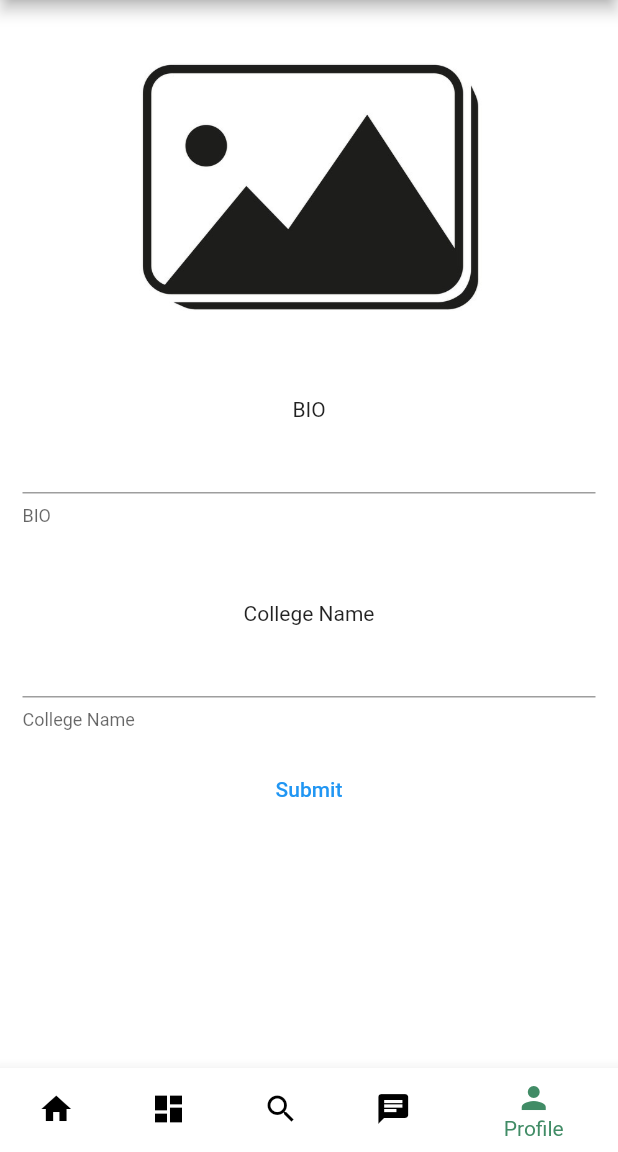
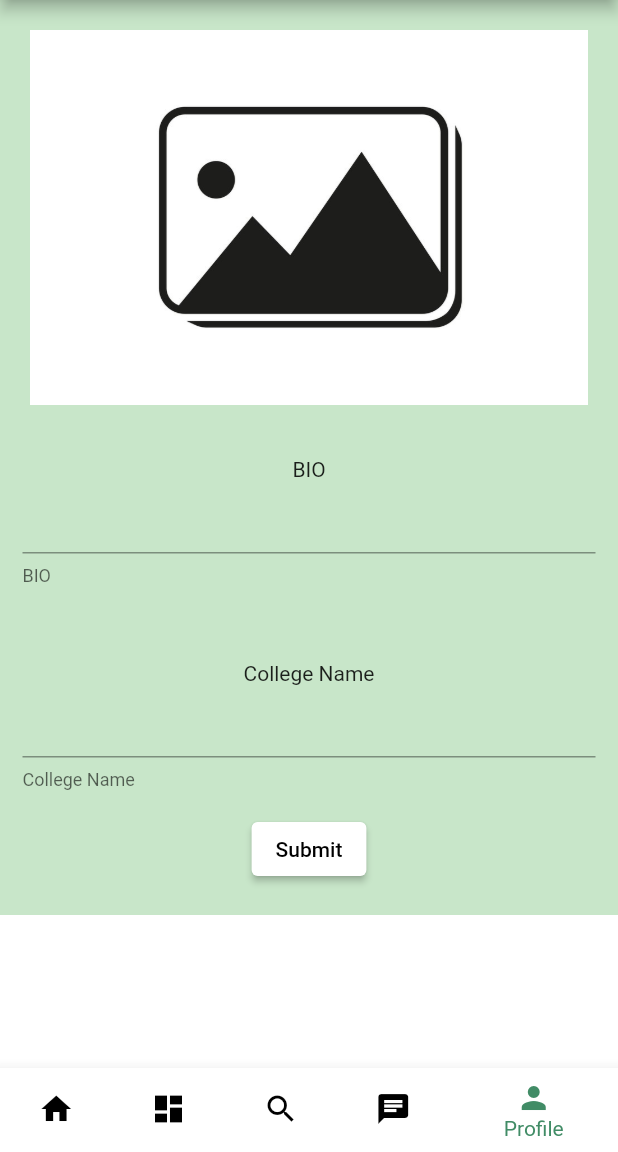
Before and after one commit to gaurav1903/PlacementCell, a Flutter app: the HomePage screen opened by its route, item 5 of the bottom bar chosen, on a phone screen of 412 x 824 dp, the part 84-1236 px from its top. Run offline on Flutter 3.47's test engine with Material 2 defaults, Android fonts, the light colour scheme and no system bars; our stand-ins replace cloud_firestore, file_picker, firebase_auth, firebase_core, firebase_storage, image_picker and 1 more; missing offline and left inert: email_auth, syncfusion_flutter_pdf, syncfusion_flutter_pdfviewer; accounts and stored records are empty.

Commit message:
ui change in profile page

```diff
--- a/lib/screens/OfficialProfileScreen.dart
+++ b/lib/screens/OfficialProfileScreen.dart
@@ -58,11 +58,14 @@ class _OfficialProfileScreenState extends State<OfficialProfileScreen> {
     log(User.mode.toString() + "       mode");
     return (isloading == true)
         ? Center(child: CircularProgressIndicator())
-        : SingleChildScrollView(
+        : Container(
+            color: Colors.green.shade100,
+            child: SingleChildScrollView(
               child: Column(
                 children: [
                   Container(
                     height: 250,
+                    margin: EdgeInsets.all(20),
                     width: MediaQuery.of(context).size.width,
                     child: GestureDetector(
                       child: PickedImage == null
@@ -124,15 +127,19 @@ class _OfficialProfileScreenState extends State<OfficialProfileScreen> {
                       ]),
                     ),
                   ),
-                TextButton(
+                  ElevatedButton(
+                    style: Theme.of(context).elevatedButtonTheme.style,
                     child: Text("Submit"),
                     onPressed: () {
                       setState(() {
                         isloading = true;
                       });
                       _submit();
-                    })
+                    },
+                  ),
+                  SizedBox(height: 20)
                 ],
+              ),
             ),
           );
   }
```
Also changed, not shown: lib/main.dart (+9 -1 lines), lib/widgets/MessageBubble.dart (+10 -5 lines). Lines whose indentation alone changed are shown as unchanged.
